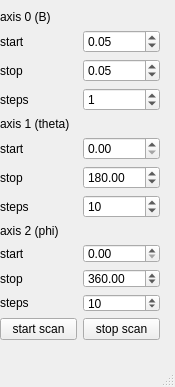
bbuusshh/scudi, file src/qudi/gui/magnet/ui_vectormagnet_prelim.ui: the form before one commit.
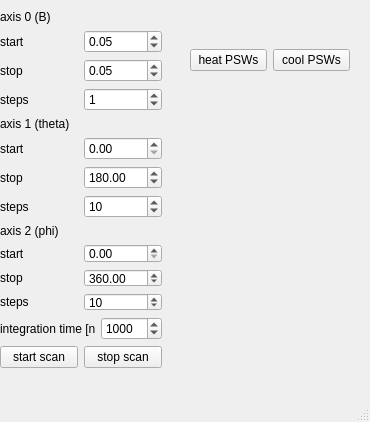
The form after the commit.

Commit message: work on aborting scan and PSW control

Diff of the .ui file:
```diff
--- a/src/qudi/gui/magnet/ui_vectormagnet_prelim.ui
+++ b/src/qudi/gui/magnet/ui_vectormagnet_prelim.ui
@@ -6,8 +6,8 @@
    <rect>
     <x>0</x>
     <y>0</y>
-    <width>175</width>
-    <height>387</height>
+    <width>370</width>
+    <height>422</height>
    </rect>
   </property>
   <property name="windowTitle">
@@ -19,8 +19,8 @@
      <rect>
       <x>0</x>
       <y>10</y>
-      <width>160</width>
-      <height>330</height>
+      <width>162</width>
+      <height>358</height>
      </rect>
     </property>
     <layout class="QVBoxLayout" name="verticalLayout_4">
@@ -219,6 +219,30 @@
        </item>
       </layout>
      </item>
+     <item>
+      <layout class="QHBoxLayout" name="horizontalLayout_2">
+       <item>
+        <widget class="QLabel" name="label_13">
+         <property name="text">
+          <string>integration time [ns]</string>
+         </property>
+        </widget>
+       </item>
+       <item>
+        <widget class="QDoubleSpinBox" name="integration_time_doubleSpinBox">
+         <property name="decimals">
+          <number>0</number>
+         </property>
+         <property name="maximum">
+          <double>99999.000000000000000</double>
+         </property>
+         <property name="value">
+          <double>1000.000000000000000</double>
+         </property>
+        </widget>
+       </item>
+      </layout>
+     </item>
      <item>
       <layout class="QHBoxLayout" name="horizontalLayout">
        <item>
@@ -239,6 +263,32 @@
      </item>
     </layout>
    </widget>
+   <widget class="QWidget" name="horizontalLayoutWidget_2">
+    <property name="geometry">
+     <rect>
+      <x>190</x>
+      <y>20</y>
+      <width>160</width>
+      <height>80</height>
+     </rect>
+    </property>
+    <layout class="QHBoxLayout" name="horizontalLayout_3">
+     <item>
+      <widget class="QPushButton" name="heat_PSW_pushButton">
+       <property name="text">
+        <string>heat PSWs</string>
+       </property>
+      </widget>
+     </item>
+     <item>
+      <widget class="QPushButton" name="cool_PSW_pushButton">
+       <property name="text">
+        <string>cool PSWs</string>
+       </property>
+      </widget>
+     </item>
+    </layout>
+   </widget>
   </widget>
   <widget class="QMenuBar" name="menubar">
    <property name="geometry">
```
Left out of the diff: 2 changed lines with no effect on the pictures. The commit also changes 2 other files.
